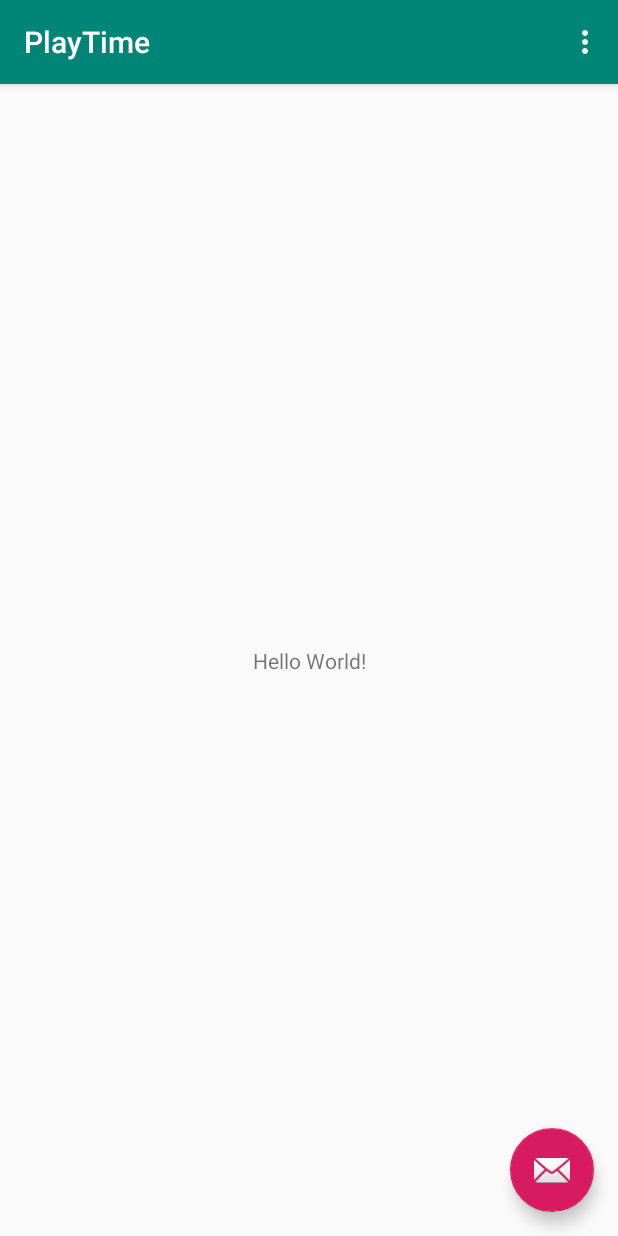
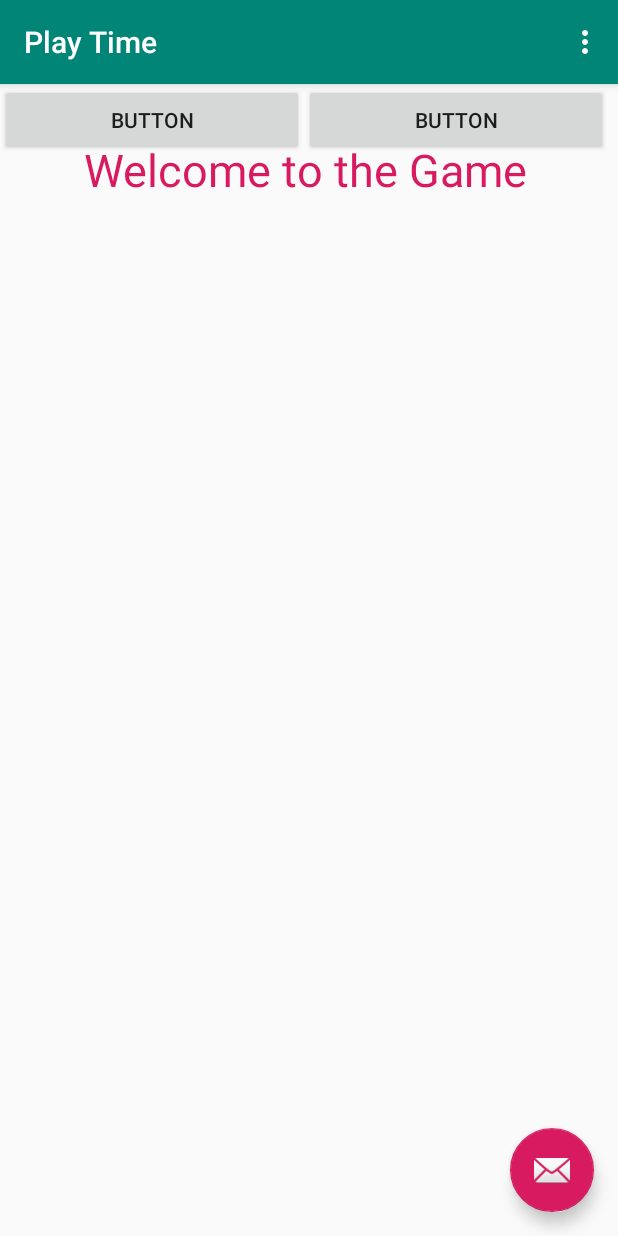
Before and after one commit to abiancu/PlayTime, an Android app: the screen it shows after launch (MainActivity), on a phone screen of 412 x 824 dp. Run offline under Robolectric (Android 15) with nearby library versions, the phone set to English and light mode, and no system bars.

Commit message:
added two bottons to the main activity

```diff
--- a/app/src/main/java/com/example/playtime/MainActivity.java
+++ b/app/src/main/java/com/example/playtime/MainActivity.java
@@ -17,7 +17,7 @@ public class MainActivity extends AppCompatActivity {
     @Override
     protected void onCreate(Bundle savedInstanceState) {
         super.onCreate(savedInstanceState);
-        setContentView(R.layout.activity_main);
+        setContentView(R.layout.activity_main_menu);
         Toolbar toolbar = findViewById(R.id.toolbar);
         setSupportActionBar(toolbar);
 
--- a/app/src/main/res/layout/activity_main.xml
+++ b/app/src/main/res/layout/activity_main_menu.xml
@@ -20,7 +20,7 @@
 
     </com.google.android.material.appbar.AppBarLayout>
 
-    <include layout="@layout/content_main" />
+    <include layout="@layout/content_main_menu" />
 
     <com.google.android.material.floatingactionbutton.FloatingActionButton
         android:id="@+id/fab"
--- a/app/src/main/res/layout/content_main.xml
+++ /dev/null
@@ -1,20 +0,0 @@
-<?xml version="1.0" encoding="utf-8"?>
-<androidx.constraintlayout.widget.ConstraintLayout xmlns:android="http://schemas.android.com/apk/res/android"
-    xmlns:app="http://schemas.android.com/apk/res-auto"
-    xmlns:tools="http://schemas.android.com/tools"
-    android:layout_width="match_parent"
-    android:layout_height="match_parent"
-    app:layout_behavior="@string/appbar_scrolling_view_behavior"
-    tools:context=".MainActivity"
-    tools:showIn="@layout/activity_main">
-
-    <TextView
-        android:layout_width="wrap_content"
-        android:layout_height="wrap_content"
-        android:text="Hello World!"
-        app:layout_constraintBottom_toBottomOf="parent"
-        app:layout_constraintLeft_toLeftOf="parent"
-        app:layout_constraintRight_toRightOf="parent"
-        app:layout_constraintTop_toTopOf="parent" />
-
-</androidx.constraintlayout.widget.ConstraintLayout>
--- /dev/null
+++ b/app/src/main/res/layout/content_main_menu.xml
@@ -0,0 +1,49 @@
+<?xml version="1.0" encoding="utf-8"?>
+<androidx.constraintlayout.widget.ConstraintLayout xmlns:android="http://schemas.android.com/apk/res/android"
+    xmlns:app="http://schemas.android.com/apk/res-auto"
+    xmlns:tools="http://schemas.android.com/tools"
+    android:layout_width="match_parent"
+    android:layout_height="match_parent"
+    app:layout_behavior="@string/appbar_scrolling_view_behavior"
+    tools:context=".MainActivity"
+    tools:showIn="@layout/activity_main_menu">
+
+    <TextView
+        android:id="@+id/textView"
+        android:layout_width="353dp"
+        android:layout_height="35dp"
+        android:text="@string/mainActTitle"
+        android:textAlignment="center"
+        android:textColor="@color/colorAccent"
+        android:textSize="30sp"
+        app:layout_constraintBottom_toBottomOf="parent"
+        app:layout_constraintHorizontal_bias="0.455"
+        app:layout_constraintLeft_toLeftOf="parent"
+        app:layout_constraintRight_toRightOf="parent"
+        app:layout_constraintTop_toTopOf="parent"
+        app:layout_constraintVertical_bias="0.05" />
+
+    <LinearLayout
+        android:layout_width="405dp"
+        android:layout_height="54dp"
+        android:orientation="horizontal"
+        tools:layout_editor_absoluteX="6dp"
+        tools:layout_editor_absoluteY="263dp">
+
+        <Button
+            android:id="@+id/button5"
+            android:layout_width="wrap_content"
+            android:layout_height="wrap_content"
+            android:layout_weight="1"
+            android:text="Button" />
+
+        <Button
+            android:id="@+id/button6"
+            android:layout_width="wrap_content"
+            android:layout_height="wrap_content"
+            android:layout_weight="1"
+            android:text="Button" />
+    </LinearLayout>
+
+
+</androidx.constraintlayout.widget.ConstraintLayout>
--- a/app/src/main/res/values/strings.xml
+++ b/app/src/main/res/values/strings.xml
@@ -1,7 +1,8 @@
 <resources>
-    <string name="app_name">PlayTime</string>
+    <string name="app_name">Play Time</string>
     <string name="action_settings">Settings</string>
     <string name="mExit">Exit</string>
     <string name="mGame1">Guess the Number</string>
     <string name="mGame2">Name the Capital</string>
+    <string name="mainActTitle">Welcome to the Game App</string>
 </resources>
```
